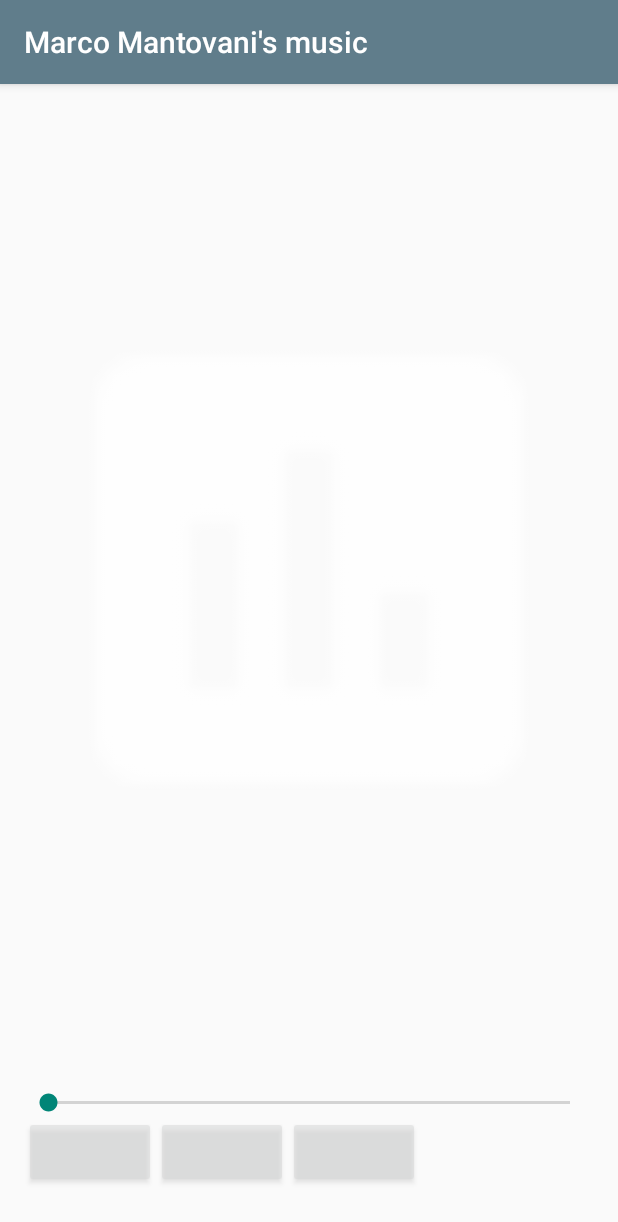
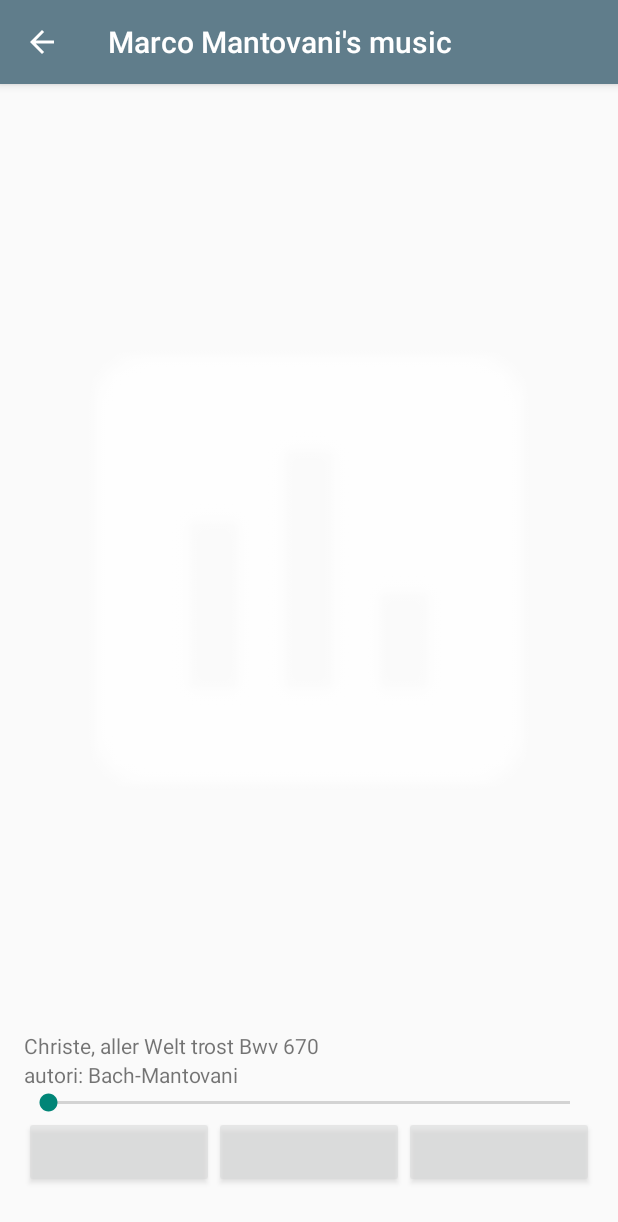
Before and after one commit to CrisFuriosi/MarcoMantovanismusic, an Android app: the Mp3Activity screen opened directly, with no data from a screen before it, after a tap on "autori: Bach-Mantovani", on a phone screen of 412 x 824 dp. Shown: the top 1222 px of the screen. Run offline under Robolectric (Android 15) with nearby library versions, the phone set to English and light mode, and no system bars.

Commit message:
Udacity Music Repository exercise - work in progress Added item detail activity. Variables passed from parent activity to (child) detail activity

```diff
--- a/app/src/main/AndroidManifest.xml
+++ b/app/src/main/AndroidManifest.xml
@@ -29,7 +29,15 @@
             android:name=".TranscriptionsForEnsemblesActivity"
             android:label="@string/category_transcriptions" />
         <activity
-            android:name=".ItemDetailActivity" />
+            android:name=".ItemDetailActivity"
+            android:parentActivityName="com.example.cfuri.marcomantovanismusic.Mp3Activity">
+
+            <meta-data
+                android:name="android.support.PARENT_ACTIVITY"
+                android:value=".Mp3Activity" />
+
+
+        </activity>
     </application>
 
 
--- a/app/src/main/java/com/example/cfuri/marcomantovanismusic/ArrangementsForBandsActivity.java
+++ b/app/src/main/java/com/example/cfuri/marcomantovanismusic/ArrangementsForBandsActivity.java
@@ -33,7 +33,7 @@ public class ArrangementsForBandsActivity extends AppCompatActivity {
         ItemAdapter mp3Adapter = new ItemAdapter(this, mp3ArrayList);
 
         // Find the {@link ListView} object in the view hierarchy of the {@link Activity}.
-        ListView listView = findViewById(R.id.words_list);
+        ListView listView = findViewById(R.id.items_list);
 
         // Make the {@link ListView} use the {@link ArrayAdapter}.
         listView.setAdapter(mp3Adapter);
--- a/app/src/main/java/com/example/cfuri/marcomantovanismusic/CompositionsActivity.java
+++ b/app/src/main/java/com/example/cfuri/marcomantovanismusic/CompositionsActivity.java
@@ -33,7 +33,7 @@ public class CompositionsActivity extends AppCompatActivity {
         ItemAdapter mp3Adapter = new ItemAdapter(this, mp3ArrayList);
 
         // Find the {@link ListView} object in the view hierarchy of the {@link Activity}.
-        ListView listView = findViewById(R.id.words_list);
+        ListView listView = findViewById(R.id.items_list);
 
         // Make the {@link ListView} use the {@link ArrayAdapter}.
         listView.setAdapter(mp3Adapter);
--- a/app/src/main/java/com/example/cfuri/marcomantovanismusic/ItemAdapter.java
+++ b/app/src/main/java/com/example/cfuri/marcomantovanismusic/ItemAdapter.java
@@ -68,5 +68,7 @@ public class ItemAdapter extends ArrayAdapter<Item> {
         // Return the completed convertView to render on screen
         return convertView;
 
+
+
     }
 }
--- a/app/src/main/java/com/example/cfuri/marcomantovanismusic/ItemDetailActivity.java
+++ b/app/src/main/java/com/example/cfuri/marcomantovanismusic/ItemDetailActivity.java
@@ -2,13 +2,32 @@ package com.example.cfuri.marcomantovanismusic;
 
 import android.os.Bundle;
 import android.support.v7.app.AppCompatActivity;
+import android.widget.ImageView;
+import android.widget.TextView;
+
 
 public class ItemDetailActivity extends AppCompatActivity {
     @Override
     protected void onCreate(Bundle savedInstanceState) {
         super.onCreate(savedInstanceState);
 
-        //Link this Java file with item XML file
+        // Link this Java file with item XML file
         setContentView(R.layout.activity_item_detail);
+
+        // Find views in activity_item_detail XML
+        TextView nameTextView = findViewById(R.id.detail_activity_item_name);
+        TextView descriptionTextView = findViewById(R.id.detail_activity_item_description);
+        ImageView drawableImageView = findViewById(R.id.detail_activity_item_image);
+
+        // Retrieve the data passed via itemDetailIntent intent
+        int itemDetailName = getIntent().getIntExtra("item_name", 0);
+        int itemDetailDescription = getIntent().getIntExtra("item_description", 0);
+        int itemDetailImage = getIntent().getIntExtra("item_image", 0);
+        String itemActivity = getIntent().getStringExtra("current_activity_name");
+
+        // Assign variable content to views in activity_item_detail XML
+        nameTextView.setText(getString(itemDetailName));
+        descriptionTextView.setText(getString(itemDetailDescription));
+        drawableImageView.setImageResource(itemDetailImage);
     }
 }
--- a/app/src/main/java/com/example/cfuri/marcomantovanismusic/Mp3Activity.java
+++ b/app/src/main/java/com/example/cfuri/marcomantovanismusic/Mp3Activity.java
@@ -6,7 +6,6 @@ import android.support.v7.app.AppCompatActivity;
 import android.view.View;
 import android.widget.AdapterView;
 import android.widget.ListView;
-
 import java.util.ArrayList;
 
 public class Mp3Activity extends AppCompatActivity {
@@ -18,34 +17,50 @@ public class Mp3Activity extends AppCompatActivity {
         //Link this Java file with item XML file
         setContentView(R.layout.activity_item_list);
 
-        //Create an Mp3 Item ArrayList)
-        ArrayList<Item> mp3ArrayList = new ArrayList<>();
+        // Find the {@link ListView} object in the view hierarchy of the {@link Activity}.
+        ListView listView = findViewById(R.id.items_list);
+
+        //Create an Mp3 Item ArrayList
+        final ArrayList<Item> itemArrayList = new ArrayList<>();
 
         //Add Strings in Mp3 ArrayList
-        mp3ArrayList.add(new Item(R.string.christe_name, R.string.christe_description, R.drawable.empty_positioner));
-        mp3ArrayList.add(new Item(R.string.ricercare_name, R.string.ricercare_description, R.drawable.empty_positioner));
-        mp3ArrayList.add(new Item(R.string.fuga891_name, R.string.fuga891_description, R.drawable.empty_positioner));
-        mp3ArrayList.add(new Item(R.string.fuga538_name, R.string.fuga538_description, R.drawable.empty_positioner));
-        mp3ArrayList.add(new Item(R.string.ninna_name, R.string.ninna_description, R.drawable.empty_positioner));
-        mp3ArrayList.add(new Item(R.string.salmo_name, R.string.salmo_description, R.drawable.empty_positioner));
-        mp3ArrayList.add(new Item(R.string.sonatina1_name, R.string.sonatina1_description, R.drawable.empty_positioner));
-        mp3ArrayList.add(new Item(R.string.sonatina2_name, R.string.sonatina2_description, R.drawable.empty_positioner));
-        mp3ArrayList.add(new Item(R.string.sonatina3_name, R.string.sonatina3_description, R.drawable.empty_positioner));
+        itemArrayList.add(new Item(R.string.christe_name, R.string.christe_description, R.drawable.empty_positioner));
+        itemArrayList.add(new Item(R.string.ricercare_name, R.string.ricercare_description, R.drawable.empty_positioner));
+        itemArrayList.add(new Item(R.string.fuga891_name, R.string.fuga891_description, R.drawable.empty_positioner));
+        itemArrayList.add(new Item(R.string.fuga538_name, R.string.fuga538_description, R.drawable.empty_positioner));
+        itemArrayList.add(new Item(R.string.ninna_name, R.string.ninna_description, R.drawable.empty_positioner));
+        itemArrayList.add(new Item(R.string.salmo_name, R.string.salmo_description, R.drawable.empty_positioner));
+        itemArrayList.add(new Item(R.string.sonatina1_name, R.string.sonatina1_description, R.drawable.empty_positioner));
+        itemArrayList.add(new Item(R.string.sonatina2_name, R.string.sonatina2_description, R.drawable.empty_positioner));
+        itemArrayList.add(new Item(R.string.sonatina3_name, R.string.sonatina3_description, R.drawable.empty_positioner));
 
         // Create an {@link ArrayAdapter}.
-        ItemAdapter mp3Adapter = new ItemAdapter(this, mp3ArrayList);
-
-        // Find the {@link ListView} object in the view hierarchy of the {@link Activity}.
-        ListView listView = findViewById(R.id.words_list);
+        final ItemAdapter mp3Adapter = new ItemAdapter(this, itemArrayList);
 
         // Make the {@link ListView} use the {@link ArrayAdapter}.
         listView.setAdapter(mp3Adapter);
 
+        // Set OnItemClickListener: open ItemDetailActivity when item is clicked
         listView.setOnItemClickListener(new AdapterView.OnItemClickListener() {
             @Override
             public void onItemClick(AdapterView<?> adapter, View view, int position, long arg) {
-                Intent itemDetail = new Intent(getBaseContext(), ItemDetailActivity.class);
-                startActivity(itemDetail);
+
+                // Find current item
+                Item currentItem = mp3Adapter.getItem(position);
+                // Find current Activity
+                String currentActivity = (String) getTitle();
+
+                // Start Intent
+                Intent itemDetailIntent = new Intent(getBaseContext(), ItemDetailActivity.class);
+
+                // Pass int name and int description to ItemDetailActivity
+                itemDetailIntent.putExtra("item_name", currentItem.getItemNameStringID());
+                itemDetailIntent.putExtra("item_description", currentItem.getItemDescriptionStringID());
+                itemDetailIntent.putExtra("item_image", currentItem.getItemImageID());
+                itemDetailIntent.putExtra("current_activity_name", currentActivity);
+
+                // Start ItemDetailActivity
+                startActivity(itemDetailIntent);
             }
         });
     }
--- a/app/src/main/java/com/example/cfuri/marcomantovanismusic/TranscriptionsForEnsemblesActivity.java
+++ b/app/src/main/java/com/example/cfuri/marcomantovanismusic/TranscriptionsForEnsemblesActivity.java
@@ -33,7 +33,7 @@ public class TranscriptionsForEnsemblesActivity extends AppCompatActivity {
         ItemAdapter mp3Adapter = new ItemAdapter(this, mp3ArrayList);
 
         // Find the {@link ListView} object in the view hierarchy of the {@link Activity}.
-        ListView listView = findViewById(R.id.words_list);
+        ListView listView = findViewById(R.id.items_list);
 
         // Make the {@link ListView} use the {@link ArrayAdapter}.
         listView.setAdapter(mp3Adapter);
--- a/app/src/main/res/layout/activity_item_detail.xml
+++ b/app/src/main/res/layout/activity_item_detail.xml
@@ -7,7 +7,7 @@
     android:orientation="vertical">
 
     <ImageView
-        android:id="@+id/item_detail_activity_image"
+        android:id="@+id/detail_activity_item_image"
         android:layout_width="match_parent"
         android:layout_height="0dp"
         android:layout_weight="1"
@@ -15,17 +15,17 @@
         android:src="@drawable/empty_positioner" />
 
     <TextView
-        android:layout_weight="0"
-        android:id="@+id/detail_activity_song_name"
+        android:id="@+id/detail_activity_item_name"
         android:layout_width="wrap_content"
         android:layout_height="wrap_content"
+        android:layout_weight="0"
         tools:text="song name" />
 
     <TextView
-        android:layout_weight="0"
-        android:id="@+id/detail_activity_song_description"
+        android:id="@+id/detail_activity_item_description"
         android:layout_width="wrap_content"
         android:layout_height="wrap_content"
+        android:layout_weight="0"
         tools:text="song description" />
 
     <SeekBar
@@ -42,16 +42,11 @@
         android:layout_weight="0"
         android:orientation="horizontal">
 
-        <TextView
-            android:id="@+id/total_time"
-            android:layout_width="wrap_content"
-            android:layout_height="wrap_content"
-            android:textAppearance="?android:attr/textAppearanceSmall" />
-
         <android.support.v7.widget.AppCompatButton
             android:id="@+id/rewind_button"
             android:layout_width="wrap_content"
             android:layout_height="wrap_content"
+            android:layout_weight="1"
             android:alpha="0.5"
             tools:text="rewind" />
 
@@ -60,6 +55,7 @@
             android:layout_width="wrap_content"
             android:layout_height="wrap_content"
             android:layout_marginBottom="@dimen/activity_vertical_margin"
+            android:layout_weight="1"
             android:alpha="0.5"
             tools:text="pause" />
 
@@ -67,6 +63,7 @@
             android:id="@+id/forward_button"
             android:layout_width="wrap_content"
             android:layout_height="wrap_content"
+            android:layout_weight="1"
             android:alpha="0.5"
             tools:text="forward" />
 
--- a/app/src/main/res/layout/activity_item_list.xml
+++ b/app/src/main/res/layout/activity_item_list.xml
@@ -1,6 +1,6 @@
 <?xml version="1.0" encoding="utf-8"?>
 <ListView xmlns:android="http://schemas.android.com/apk/res/android"
-    android:id="@+id/words_list"
+    android:id="@+id/items_list"
     android:layout_width="match_parent"
     android:layout_height="match_parent"
     android:orientation="vertical"
```
